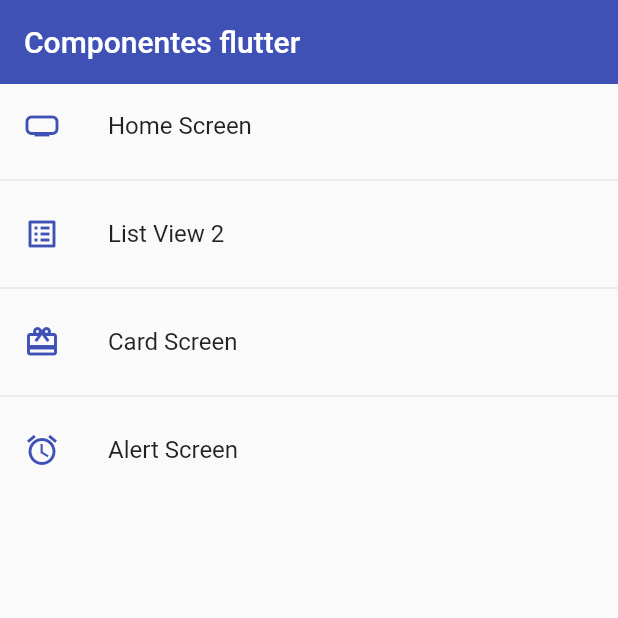
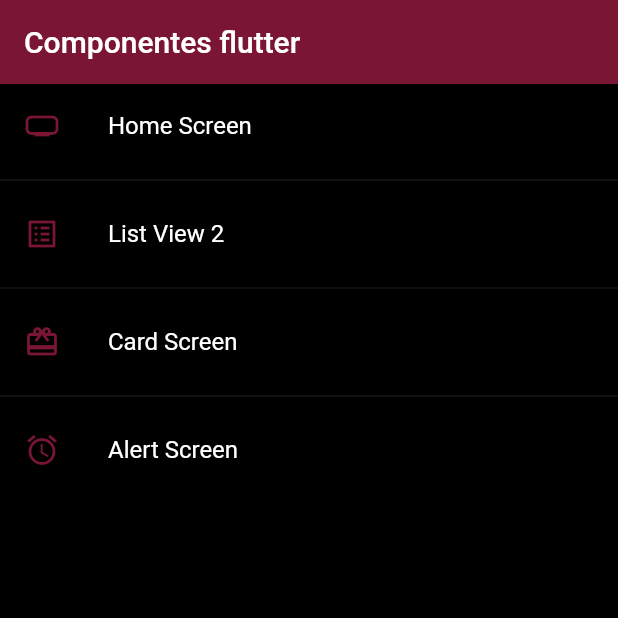
Before and after one commit to mcelis/flutterComponentsTest, a Flutter app: the screen it shows after launch, on a phone screen of 412 x 824 dp, the top half of it. Run offline on Flutter 3.47's test engine with Material 2 defaults, Android fonts, the phone set to English and light mode, and no system bars.

Commit message:
tema global para la app creando una clase aparte y darkmode

```diff
--- a/lib/main.dart
+++ b/lib/main.dart
@@ -1,4 +1,5 @@
 import 'package:fl_components/routes/app_routes.dart';
+import 'package:fl_components/theme/app_theme.dart';
 import 'package:flutter/material.dart';
 
 void main() => runApp(const MyApp());
@@ -14,10 +15,6 @@ class MyApp extends StatelessWidget {
         initialRoute: AppRoutes.initialRoute,
         routes: AppRoutes.getAppRoutes(),
         onGenerateRoute: AppRoutes.onGenerateRoute,
-        theme: ThemeData.light().copyWith(
-            //Color primario
-            primaryColor: Colors.indigo,
-            appBarTheme:
-                const AppBarTheme(color: Colors.indigo, elevation: 0)));
+        theme: AppTheme.darkTheme);
   }
 }
--- a/lib/screens/home_screen.dart
+++ b/lib/screens/home_screen.dart
@@ -1,4 +1,5 @@
 import 'package:fl_components/routes/app_routes.dart';
+import 'package:fl_components/theme/app_theme.dart';
 import 'package:flutter/material.dart';
 
 class HomeScreen extends StatelessWidget {
@@ -17,7 +18,7 @@ class HomeScreen extends StatelessWidget {
             itemBuilder: (context, index) => ListTile(
                   leading: Icon(
                     menuOptions[index].icon,
-                    color: Colors.indigo,
+                    color: AppTheme.primary,
                   ),
                   title: Text(menuOptions[index].name),
                   onTap: () {
--- a/lib/screens/listview2_screen.dart
+++ b/lib/screens/listview2_screen.dart
@@ -1,3 +1,4 @@
+import 'package:fl_components/theme/app_theme.dart';
 import 'package:flutter/material.dart';
 
 class Listview2Screen extends StatelessWidget {
@@ -21,7 +22,8 @@ class Listview2Screen extends StatelessWidget {
           itemCount: options.length,
           itemBuilder: (context, i) => ListTile(
             title: Text(options[i]),
-            trailing: const Icon(Icons.arrow_forward_ios, color: Colors.indigo),
+            trailing:
+                const Icon(Icons.arrow_forward_ios, color: AppTheme.primary),
             onTap: () {
               final game = options[i];
             },
--- /dev/null
+++ b/lib/theme/app_theme.dart
@@ -0,0 +1,16 @@
+import 'package:flutter/material.dart';
+
+class AppTheme {
+  static const Color primary = Color.fromARGB(255, 122, 22, 51);
+
+  static final ThemeData lightTheme = ThemeData.light().copyWith(
+      //Color primario
+      primaryColor: primary,
+      appBarTheme: const AppBarTheme(color: primary, elevation: 0));
+
+  static final ThemeData darkTheme = ThemeData.dark().copyWith(
+      //Color primario
+      primaryColor: primary,
+      appBarTheme: const AppBarTheme(color: primary, elevation: 0),
+      scaffoldBackgroundColor: Colors.black);
+}
```
